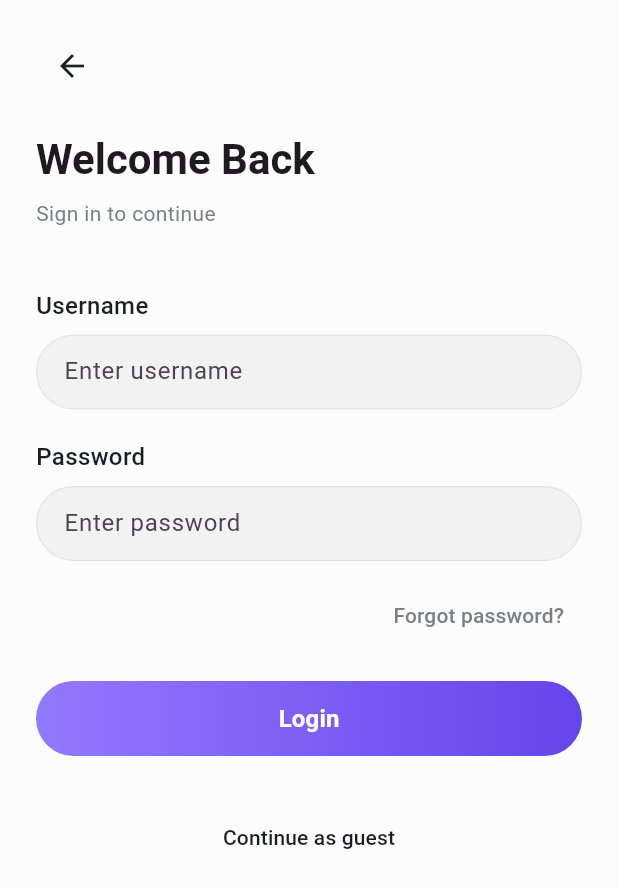
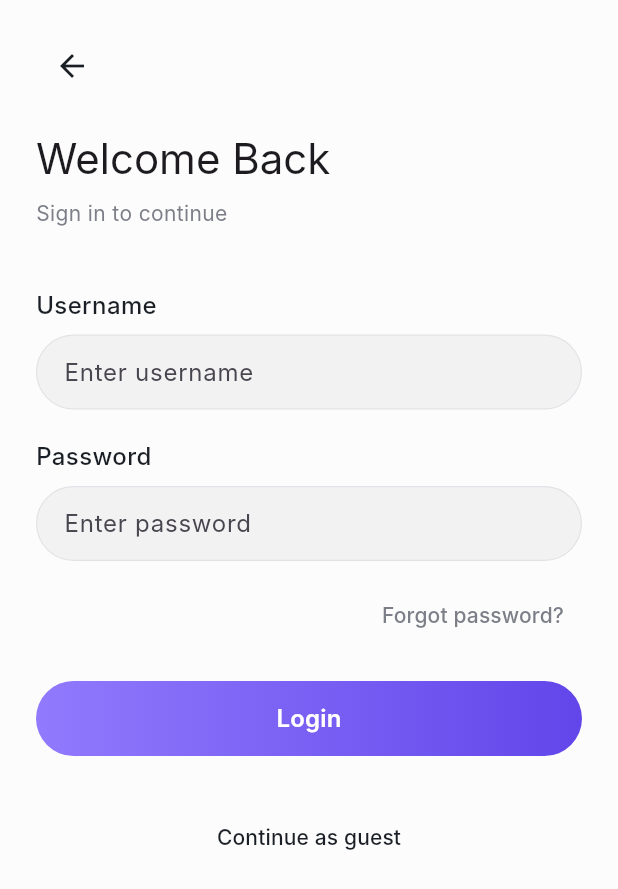
Before and after one commit to Gayan21/Pixelforce_Explore, a Flutter app: the screen it shows after launch, after a tap on "Get Started", on a phone screen of 412 x 824 dp. Shown: the top 889 px of the screen. Run offline on Flutter 3.47's test engine with Material 3 defaults, Android fonts, the phone set to English and light mode, and no system bars; our stand-ins replace cached_network_image; network calls fail; Roboto replaces fonts that are missing (Inter).

Commit message:
app theme changes

```diff
--- /dev/null
+++ b/pixelforce_challenge/lib/core/styles/app_theme.dart
@@ -0,0 +1,16 @@
+import 'package:flutter/material.dart';
+import 'app_colors.dart';
+
+class AppTheme {
+  static ThemeData light = ThemeData(
+    useMaterial3: true,
+    scaffoldBackgroundColor: AppColors.background,
+    primaryColor: AppColors.blueDark,
+    fontFamily: 'Inter',
+    appBarTheme: const AppBarTheme(
+      elevation: 0,
+      backgroundColor: AppColors.background,
+      foregroundColor: AppColors.blueDark,
+    ),
+  );
+}
--- a/pixelforce_challenge/lib/main.dart
+++ b/pixelforce_challenge/lib/main.dart
@@ -1,4 +1,5 @@
 import 'package:flutter/material.dart';
+import 'core/styles/app_theme.dart';
 import 'features/onboarding/onboarding_page.dart';
 import 'features/auth/login_page.dart';
 import 'features/explore/explore_page.dart';
@@ -15,31 +16,8 @@ class PixelforceApp extends StatelessWidget {
     return MaterialApp(
       title: 'Pixelforce Explore',
       debugShowCheckedModeBanner: false,
-      theme: ThemeData(
-        scaffoldBackgroundColor: const Color(0xFFFCFCFC),
-        primaryColor: const Color(0xFF1A1E25),
-        textTheme: const TextTheme(
-          displayLarge: TextStyle(fontSize: 57, fontWeight: FontWeight.bold),
-          displayMedium: TextStyle(fontSize: 45, fontWeight: FontWeight.bold),
-          displaySmall: TextStyle(fontSize: 36, fontWeight: FontWeight.bold),
-          headlineLarge: TextStyle(fontSize: 32, fontWeight: FontWeight.bold),
-          headlineMedium: TextStyle(fontSize: 28, fontWeight: FontWeight.bold),
-          headlineSmall: TextStyle(fontSize: 24, fontWeight: FontWeight.bold),
-          titleLarge: TextStyle(fontSize: 22, fontWeight: FontWeight.w600),
-          titleMedium: TextStyle(fontSize: 16, fontWeight: FontWeight.w500),
-          titleSmall: TextStyle(fontSize: 14, fontWeight: FontWeight.w500),
-          bodyLarge: TextStyle(fontSize: 16),
-          bodyMedium: TextStyle(fontSize: 14),
-          bodySmall: TextStyle(fontSize: 12),
-          labelLarge: TextStyle(fontSize: 14),
-          labelMedium: TextStyle(fontSize: 12),
-          labelSmall: TextStyle(fontSize: 10),
-        ),
-      ),
-
-
+      theme: AppTheme.light,
       initialRoute: '/onboarding',
-
       routes: {
         '/onboarding': (_) => const OnboardingPage(),
         '/login': (_) => const LoginPage(),
```
